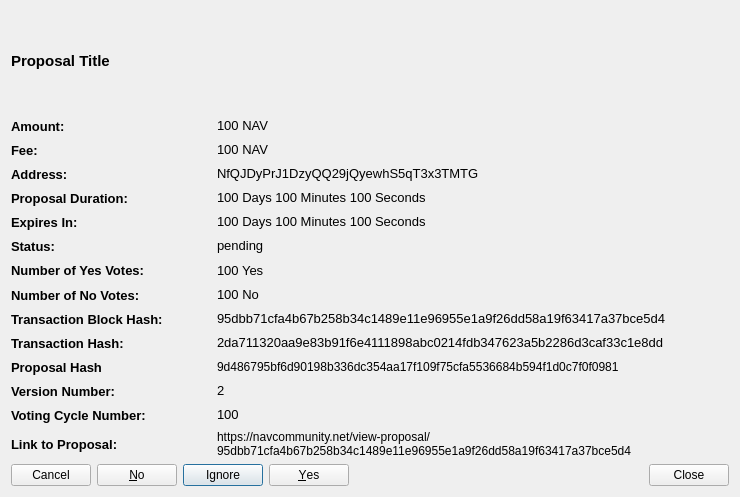
navcoin/navcoin-core, file src/qt/forms/communityfunddisplaydetailed.ui: the form before one commit.
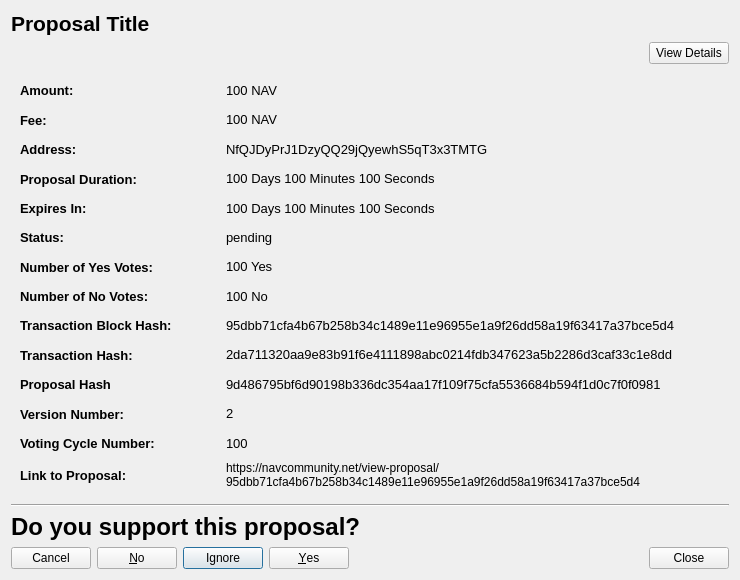
The form after the commit.

Commit message: DAO GUI proposals and prequests

```diff
--- a/src/qt/forms/communityfunddisplaydetailed.ui
+++ b/src/qt/forms/communityfunddisplaydetailed.ui
@@ -7,11 +7,11 @@
     <x>0</x>
     <y>0</y>
     <width>740</width>
-    <height>497</height>
+    <height>580</height>
    </rect>
   </property>
   <property name="sizePolicy">
-   <sizepolicy hsizetype="Preferred" vsizetype="Expanding">
+   <sizepolicy hsizetype="Preferred" vsizetype="MinimumExpanding">
     <horstretch>0</horstretch>
     <verstretch>0</verstretch>
    </sizepolicy>
@@ -19,7 +19,7 @@
   <property name="minimumSize">
    <size>
     <width>740</width>
-    <height>497</height>
+    <height>300</height>
    </size>
   </property>
   <property name="windowTitle">
@@ -29,7 +29,7 @@
    <item>
     <widget class="QLabel" name="labelProposalTitle">
      <property name="sizePolicy">
-      <sizepolicy hsizetype="Preferred" vsizetype="Expanding">
+      <sizepolicy hsizetype="Preferred" vsizetype="Minimum">
        <horstretch>0</horstretch>
        <verstretch>0</verstretch>
       </sizepolicy>
@@ -42,7 +42,7 @@
      </property>
      <property name="font">
       <font>
-       <pointsize>11</pointsize>
+       <pointsize>16</pointsize>
        <weight>75</weight>
        <bold>true</bold>
       </font>
@@ -59,7 +59,38 @@
     </widget>
    </item>
    <item>
-    <layout class="QVBoxLayout" name="verticalLayoutDetailedInfomation">
+    <layout class="QHBoxLayout" name="horizontalLayout_2">
+     <item>
+      <spacer name="horizontalSpacer">
+       <property name="orientation">
+        <enum>Qt::Horizontal</enum>
+       </property>
+       <property name="sizeHint" stdset="0">
+        <size>
+         <width>40</width>
+         <height>20</height>
+        </size>
+       </property>
+      </spacer>
+     </item>
+     <item>
+      <widget class="QPushButton" name="detailsBtn">
+       <property name="text">
+        <string>View Details</string>
+       </property>
+      </widget>
+     </item>
+    </layout>
+   </item>
+   <item>
+    <widget class="QWidget" name="detailsWidget" native="true">
+     <property name="sizePolicy">
+      <sizepolicy hsizetype="Preferred" vsizetype="MinimumExpanding">
+       <horstretch>0</horstretch>
+       <verstretch>0</verstretch>
+      </sizepolicy>
+     </property>
+     <layout class="QVBoxLayout" name="verticalLayout_2">
      <item>
       <layout class="QHBoxLayout" name="horizontalLayoutAmount">
        <item>
@@ -579,6 +610,11 @@
        </item>
        <item>
         <widget class="QLabel" name="labelProposalHash">
+          <property name="font">
+           <font>
+            <pointsize>10</pointsize>
+           </font>
+          </property>
          <property name="text">
           <string>9d486795bf6d90198b336dc354aa17f109f75cfa5536684b594f1d0c7f0f0981</string>
          </property>
@@ -734,6 +770,30 @@
        </item>
       </layout>
      </item>
+     </layout>
+    </widget>
+   </item>
+   <item>
+    <widget class="Line" name="line">
+     <property name="orientation">
+      <enum>Qt::Horizontal</enum>
+     </property>
+    </widget>
+   </item>
+   <item>
+    <widget class="QLabel" name="label">
+     <property name="font">
+      <font>
+       <pointsize>18</pointsize>
+       <weight>75</weight>
+       <bold>true</bold>
+      </font>
+     </property>
+     <property name="text">
+      <string>Do you support this proposal?</string>
+     </property>
+    </widget>
+   </item>
      <item>
       <layout class="QHBoxLayout" name="horizontalLayoutButtons">
        <item>
@@ -765,8 +825,6 @@
           <string>Close</string>
          </property>
         </widget>
-       </item>
-      </layout>
      </item>
     </layout>
    </item>
```
Lines whose indentation alone changed are shown as unchanged. The commit also changes 17 other files.
